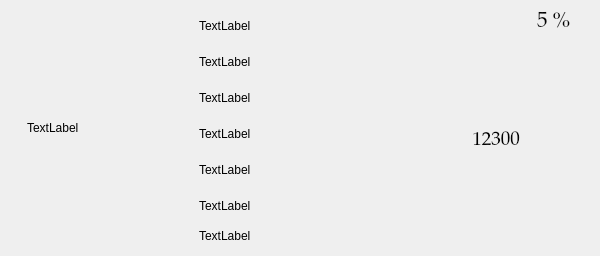
Old version of the form ui/ItemWidget.ui in the repository Leevandr/demo_final.
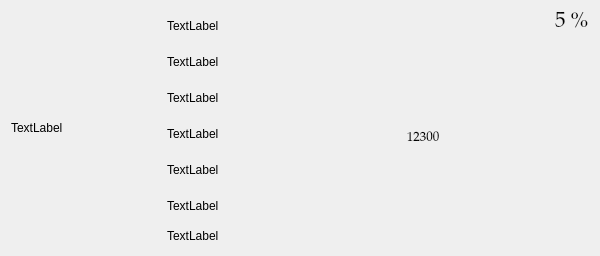
New version of the form.

```diff
--- a/ui/ItemWidget.ui
+++ b/ui/ItemWidget.ui
@@ -166,24 +166,24 @@
            </property>
           </widget>
          </item>
-         <item alignment="Qt::AlignmentFlag::AlignTop">
+         <item alignment="Qt::AlignmentFlag::AlignLeft|Qt::AlignmentFlag::AlignTop">
           <widget class="QLabel" name="label_price">
            <property name="minimumSize">
             <size>
-             <width>0</width>
+             <width>100</width>
              <height>0</height>
             </size>
            </property>
            <property name="maximumSize">
             <size>
-             <width>150</width>
+             <width>400</width>
              <height>200</height>
             </size>
            </property>
            <property name="font">
             <font>
              <family>Palatino Linotype</family>
-             <pointsize>14</pointsize>
+             <pointsize>10</pointsize>
              <bold>false</bold>
             </font>
            </property>
```
